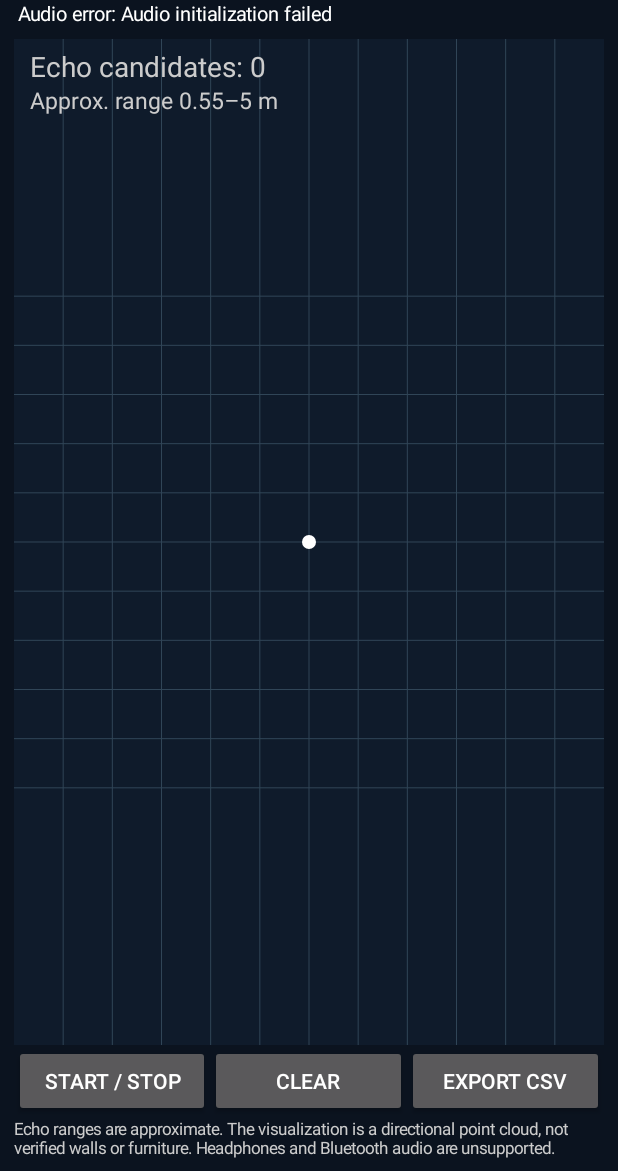
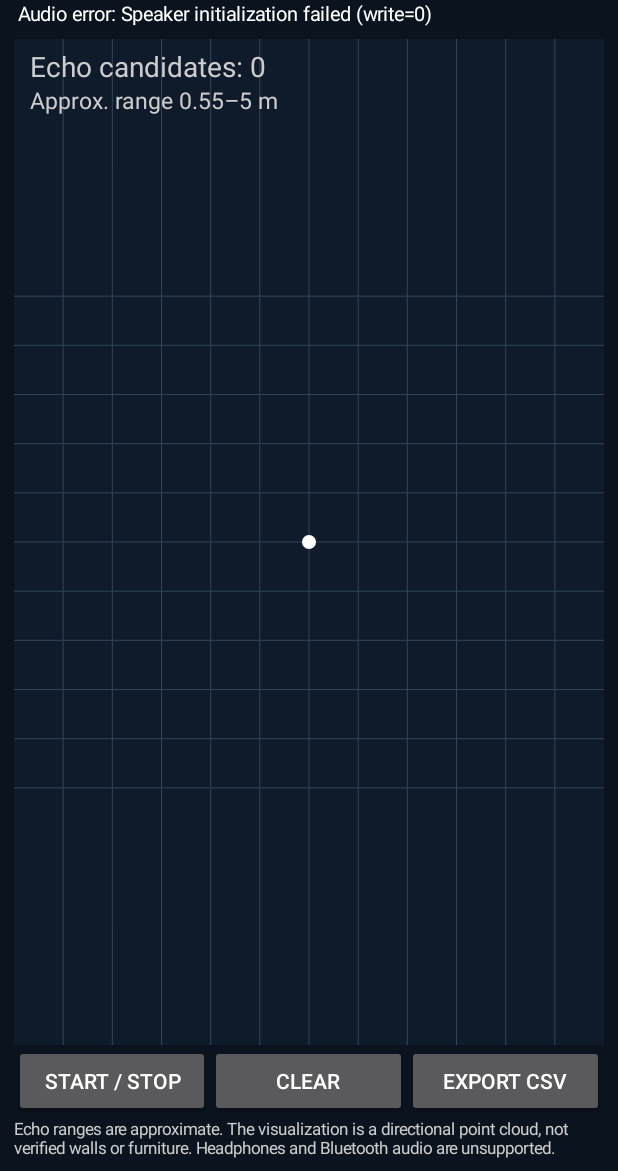
Before and after one commit to Sid110307/EchoMap, an Android app: the screen it shows after launch (MainActivity), after a tap on "START / STOP", on a phone screen of 412 x 824 dp, the part 65-1236 px from its top. Run offline under Robolectric (Android 15) with nearby library versions, the phone set to English and light mode, and no system bars.

Commit message:
fix audio

```diff
--- a/app/src/main/java/org/echomap/app/MainActivity.kt
+++ b/app/src/main/java/org/echomap/app/MainActivity.kt
@@ -79,8 +79,10 @@ class MainActivity : Activity(), SensorEventListener {
             recorder=AudioRecord(MediaRecorder.AudioSource.UNPROCESSED,rate,AudioFormat.CHANNEL_IN_MONO,AudioFormat.ENCODING_PCM_16BIT,max(minBuffer,n*2))
             if(recorder.state!=AudioRecord.STATE_INITIALIZED){recorder.release();recorder=AudioRecord(MediaRecorder.AudioSource.MIC,rate,AudioFormat.CHANNEL_IN_MONO,AudioFormat.ENCODING_PCM_16BIT,max(minBuffer,n*2))}
             player=AudioTrack(AudioManager.STREAM_MUSIC,rate,AudioFormat.CHANNEL_OUT_MONO,AudioFormat.ENCODING_PCM_16BIT,n*2,AudioTrack.MODE_STATIC)
-            if(recorder.state!=AudioRecord.STATE_INITIALIZED || player.state!=AudioTrack.STATE_INITIALIZED) throw IllegalStateException("Audio initialization failed")
-            player.write(chirp,0,n)
+            if(recorder.state!=AudioRecord.STATE_INITIALIZED) throw IllegalStateException("Microphone initialization failed")
+            // Static tracks become initialized only after their audio data is loaded.
+            val written=player.write(chirp,0,n)
+            if(written!=n || player.state!=AudioTrack.STATE_INITIALIZED) throw IllegalStateException("Speaker initialization failed (write=$written)")
             while(running){
                 val capture=ShortArray(n)
                 recorder.startRecording()
```
